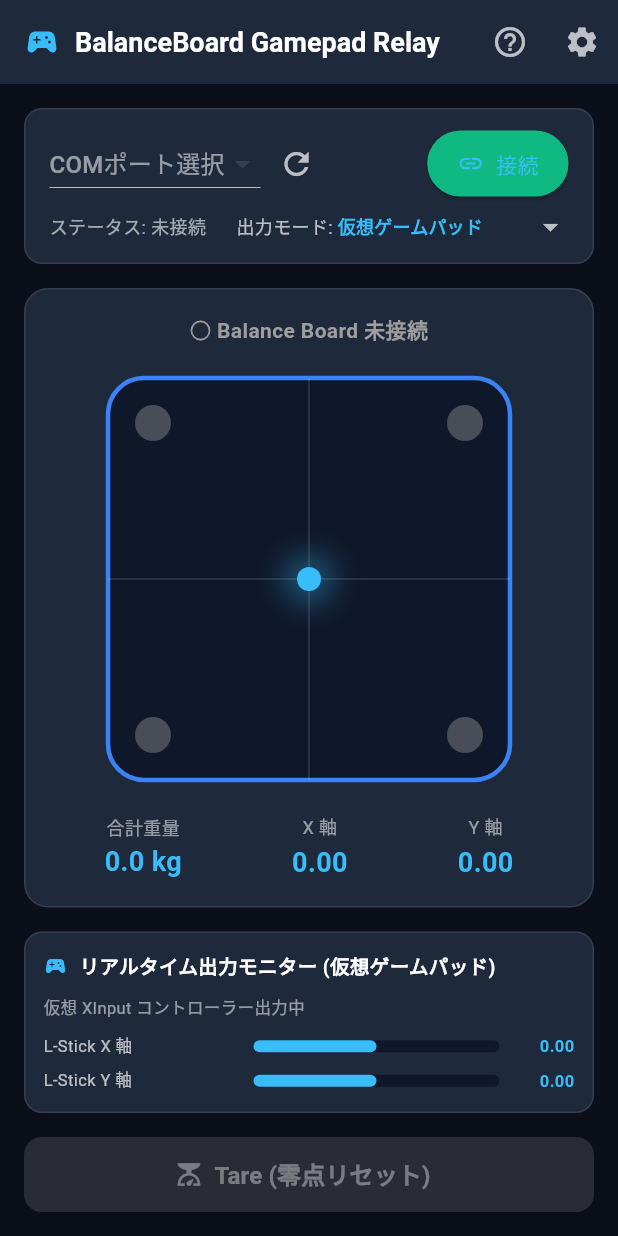
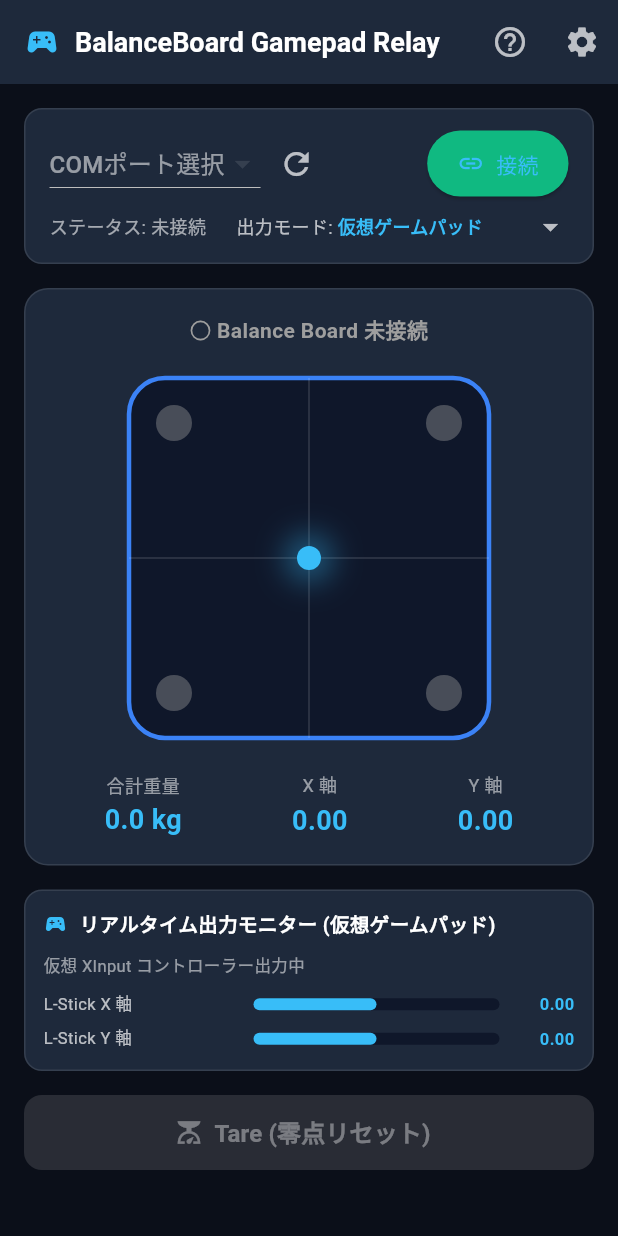
Before and after one commit to tfuru/BalanceBoard-Gamepad, a Flutter app: the screen it shows after launch, on a phone screen of 412 x 824 dp. Run offline on Flutter 3.47's test engine with Material 3 defaults, Android fonts, the phone set to English and light mode, and no system bars; missing offline and left inert: dart:ffi, flutter_libserialport.

Commit message:
fix: DashboardView のレイアウト崩れ・オーバーフローを修正 (SingleChildScrollView & レスポンシブ bounds 化)

```diff
--- a/App/lib/views/dashboard_view.dart
+++ b/App/lib/views/dashboard_view.dart
@@ -54,7 +54,7 @@ class DashboardView extends StatelessWidget {
           ),
         ],
       ),
-      body: Padding(
+      body: SingleChildScrollView(
         padding: const EdgeInsets.all(16.0),
         child: Column(
           children: [
@@ -148,7 +148,6 @@ class DashboardView extends StatelessWidget {
                                             : (mode == OutputMode.virtualGamepad
                                                 ? const Color(0xFF38BDF8)
                                                 : Colors.white54)),
-
                                   ),
                                 ),
                               );
@@ -167,8 +166,7 @@ class DashboardView extends StatelessWidget {
             const SizedBox(height: 16),
 
             // メイン 2D 重心レーダー描画領域
-            Expanded(
-              child: Container(
+            Container(
               width: double.infinity,
               padding: const EdgeInsets.all(16),
               decoration: BoxDecoration(
@@ -186,7 +184,8 @@ class DashboardView extends StatelessWidget {
                     ),
                   ),
                   const SizedBox(height: 12),
-                    Expanded(
+                  SizedBox(
+                    height: 260,
                     child: AspectRatio(
                       aspectRatio: 1.0,
                       child: CustomPaint(
@@ -214,7 +213,6 @@ class DashboardView extends StatelessWidget {
                 ],
               ),
             ),
-            ),
             const SizedBox(height: 16),
 
             // リアルタイム出力確認モニター欄
@@ -240,10 +238,10 @@ class DashboardView extends StatelessWidget {
                 onPressed: provider.isSerialConnected ? provider.sendTareCommand : null,
               ),
             ),
-
           ],
         ),
       ),
+
     );
   }
 
```
Lines whose indentation alone changed are shown as unchanged.
